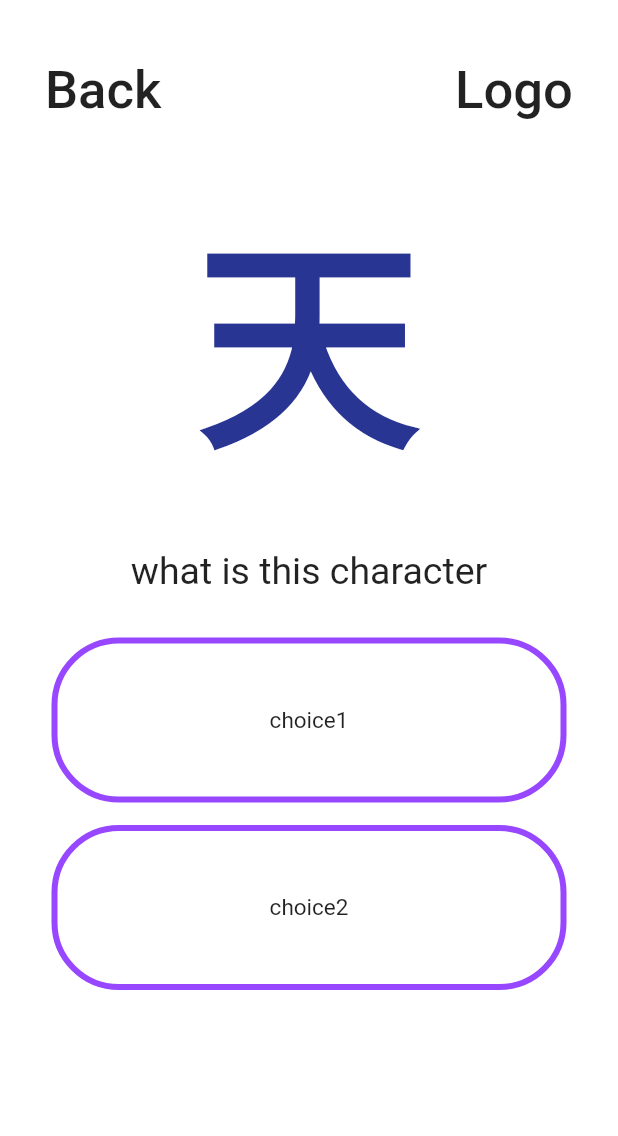
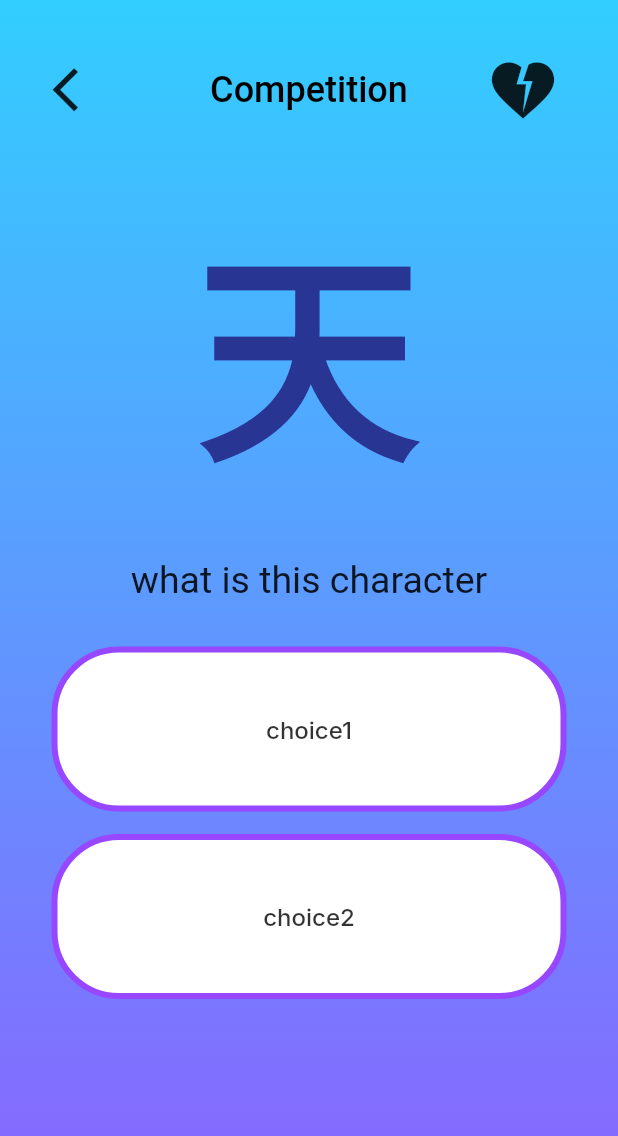
Before and after one commit to Green-Archive/flutter_burnner, a Flutter app: the EasyPlay screen opened by its route, on a phone screen of 412 x 824 dp. Shown: the top 1136 px of the screen. Run offline on Flutter 3.47's test engine with Material 2 defaults, Android fonts, the phone set to English and light mode, and no system bars; our stand-ins replace google_fonts; Roboto replaces fonts that are missing (Poppins).

Commit message:
flutter 3 columns again

```diff
--- a/lib/components/normal_button.dart
+++ b/lib/components/normal_button.dart
@@ -1,5 +1,5 @@
 import 'package:flutter/material.dart';
-import 'package:flutter_burnner/components/theme-app.dart';
+import 'package:flutter_burnner/components/theme_app.dart';
 import 'package:google_fonts/google_fonts.dart';
 
 class NormalButton extends StatelessWidget {
--- /dev/null
+++ b/lib/components/theme_app.dart
@@ -0,0 +1,42 @@
+import 'package:flutter/material.dart';
+
+class ThemeApp {
+
+  static const violetTheme = Color(0xff9747FF);
+
+  static BoxDecoration  background() {
+    const blueBackgroundColor = Color(0xff32CEFF);
+    const violetBackgroundColor = Color(0xff8B62FF);
+    return const BoxDecoration(
+        gradient: LinearGradient(
+          begin: Alignment.topCenter,
+          end: Alignment.bottomCenter,
+          colors: [
+            blueBackgroundColor,
+            violetBackgroundColor,
+          ],
+        ));
+  }
+
+}
+
+class BackToTheFuture extends StatelessWidget {
+  const BackToTheFuture({Key? key}) : super(key: key);
+
+  @override
+  Widget build(BuildContext context) {
+    return Expanded(
+      child: Container(
+        alignment: AlignmentDirectional.topStart,
+        child: InkWell(
+            onTap: () {
+              Navigator.pop(context);
+            },
+            child: const Icon(
+              Icons.arrow_back_ios,
+              size: 35.0,
+            )),
+      ),
+    );
+  }
+}
--- a/lib/main.dart
+++ b/lib/main.dart
@@ -1,7 +1,6 @@
 import 'package:flutter/material.dart';
 import 'package:flutter_burnner/pages/easy_play.dart';
 import 'package:flutter_burnner/pages/select_difficulty.dart';
-
 import 'pages/login_screen.dart';
 
 void main() {
--- a/lib/pages/easy_play.dart
+++ b/lib/pages/easy_play.dart
@@ -1,5 +1,6 @@
 import 'package:flutter/material.dart';
-import 'package:flutter_burnner/pages/select_difficulty.dart';
+import 'package:flutter_burnner/components/normal_button.dart';
+import 'package:flutter_burnner/components/theme_app.dart';
 
 class EasyPlay extends StatelessWidget {
   const EasyPlay({super.key});
@@ -8,114 +9,63 @@ class EasyPlay extends StatelessWidget {
   Widget build(BuildContext context) {
     return SafeArea(
         child: Scaffold(
-      backgroundColor: Colors.white,
-      body: Column(
+      body: Container(
+        decoration: ThemeApp.background(),
+        child: Column(
+          mainAxisSize: MainAxisSize.max,
           children: [
-          const SizedBox(height: 10.0),
             Padding(
-            padding: const EdgeInsets.all(30.0),
+              padding: const EdgeInsets.all(35.0),
               child: Row(
-              mainAxisAlignment: MainAxisAlignment.spaceBetween,
+                mainAxisSize: MainAxisSize.max,
+                mainAxisAlignment: MainAxisAlignment.center,
                 children: [
-                InkWell(
-                  onTap: () {
-                    Navigator.pop(context);
-                  },
-                  child: const Text("Back",
+                  BackToTheFuture(),
+                  Container(
+
+                    width: MediaQuery.of(context).size.width / 1.8,
+                    alignment: AlignmentDirectional.center,
+                    child: Text("Competition",
                         style: TextStyle(
-                        fontSize: 35,
+                          color: Colors.black,
+                          fontSize: 24,
                           fontWeight: FontWeight.w500,
                         )),
                   ),
-                Container(
-                  child: const Text("Logo",
-                      style: TextStyle(
-                        fontSize: 35,
-                        fontWeight: FontWeight.w500,
-                      )),
+                  Expanded(
+                    child: Container(
+
+                      child: Icon(Icons.heart_broken
+                      ,size: 50,),
+                    ),
                   ),
                 ],
               ),
             ),
-          Stack(
-            children: [
-              // DividerExample(),
-
             Container(
               alignment: Alignment.center,
               child: Text(
                 '天',
-
                 style: TextStyle(
                     fontSize: 150,
-                      // fontFamily: 'Poppins',
                     fontWeight: FontWeight.bold,
-                      color: Colors.indigo[800]
-
+                    color: Colors.indigo[800]),
               ),
             ),
-              ),
-
-            ],
-          ),
-          const SizedBox(height:33),
-
+            const SizedBox(height: 30),
             Text('what is this character',
                 style: TextStyle(
                   fontSize: 25,
                   fontWeight: FontWeight.w400,
-          )
-          ),
+                )),
+            const SizedBox(height: 30),
+            NormalButton('choice1', 1.2, 110, '/select-difficulty'),
 
-          const SizedBox(height:30),
-
-
-          Container(
-            decoration: BoxDecoration(
-              borderRadius: BorderRadius.circular(45.0),
-              border: Border.all(
-                color: Color.fromARGB(255, 151, 71, 255),
-                width: 4.0,
-              ),
-            ),
-            width: MediaQuery.of(context).size.width / 1.2,
-            padding: EdgeInsets.all(20.0),
-            height: 110,
-            // color: Colors.blue,
-            alignment: AlignmentDirectional.center,
-            child: Text('choice1',
-                textAlign: TextAlign.center,
-                // softWrap: true,
-                style: TextStyle(
-                  fontFamily: 'Poppins',
-                  fontSize: 15,
-
-                  //  fontWeight: FontWeight.w500,
-                )),
-          ),
-
-          const SizedBox(height:15),
-
-          Container(
-            decoration: BoxDecoration(
-              borderRadius: BorderRadius.circular(45.0),
-              border: Border.all(
-                color: Color.fromARGB(255, 151, 71, 255),
-                width: 4.0,
-              ),
-            ),
-            width: MediaQuery.of(context).size.width / 1.2,
-            padding: EdgeInsets.all(20.0),
-            height: 110,
-            alignment: AlignmentDirectional.center,
-            child: Text('choice2',
-                textAlign: TextAlign.center,
-                style: TextStyle(
-                  fontSize: 15,
-                )),
-          )
+            const SizedBox(height: 15),
+            NormalButton('choice2', 1.2, 110, '/select-difficulty'),
 
           ],
+        ),
       ),
     ));
   }
@@ -126,7 +76,6 @@ class DividerExample extends StatelessWidget {
 
   @override
   Widget build(BuildContext context) {
-
     Divider divider = Divider(
       height: 20,
       thickness: 4,
--- a/lib/pages/home_screen.dart
+++ b/lib/pages/home_screen.dart
@@ -1,7 +1,5 @@
 import 'package:flutter/material.dart';
-import 'package:flutter_burnner/pages/select_difficulty.dart';
-
-import '../components/theme-app.dart';
+import '../components/theme_app.dart';
 import '../components/normal_button.dart';
 import '../components/user_profile.dart';
 
@@ -13,7 +11,7 @@ class HomeScreen extends StatelessWidget {
     return Scaffold(
       body: SafeArea(
           child: Container(
-        decoration: ThemeApp().background(),
+        decoration: ThemeApp.background(),
         child: Column(
           mainAxisSize: MainAxisSize.max,
           children: [
--- a/lib/pages/login_screen.dart
+++ b/lib/pages/login_screen.dart
@@ -1,6 +1,6 @@
 import 'package:flutter/material.dart';
 import 'package:google_fonts/google_fonts.dart';
-import '../components/theme-app.dart';
+import '../components/theme_app.dart';
 import '../components/oauth_button.dart';
 import '../components/login_button.dart';
 
@@ -17,7 +17,7 @@ class _LoginScreenState extends State<LoginScreen> {
     return SafeArea(
       child: Scaffold(
         body: Container(
-          decoration: ThemeApp().background(),
+          decoration: ThemeApp.background(),
           child: Column(
             children: [
               const SizedBox(height: 50),
```
Also changed, not shown: lib/components/theme-app.dart (deleted, +0 -20 lines), lib/pages/select_difficulty.dart (+24 -122 lines). Lines whose indentation alone changed are shown as unchanged.
